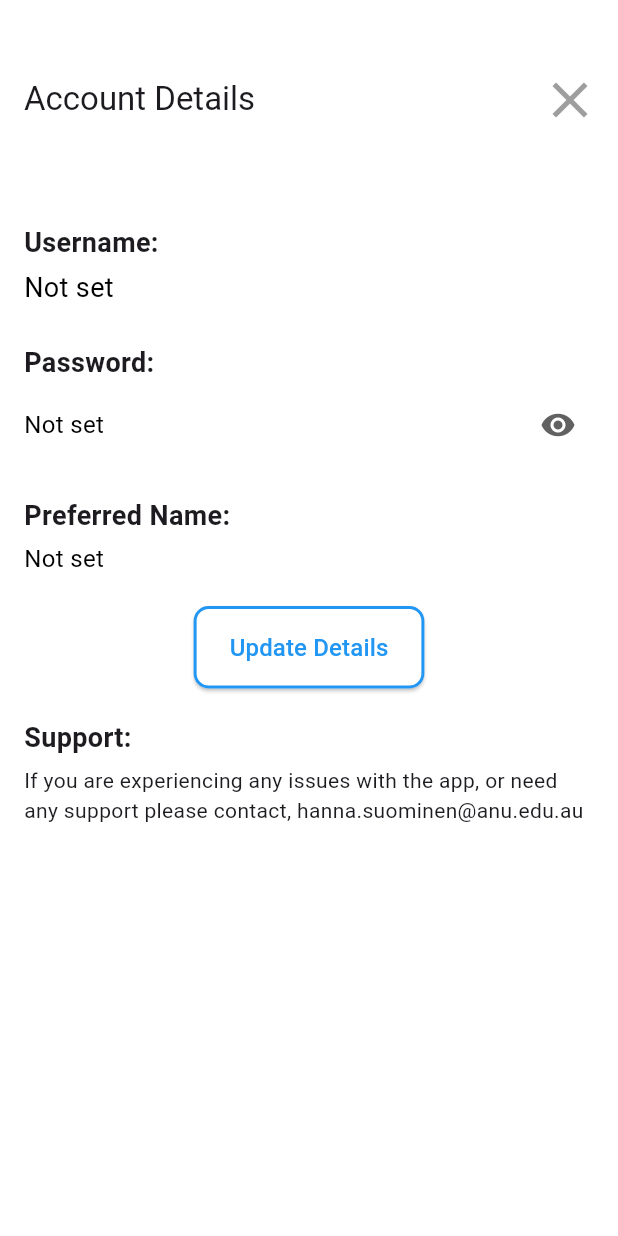
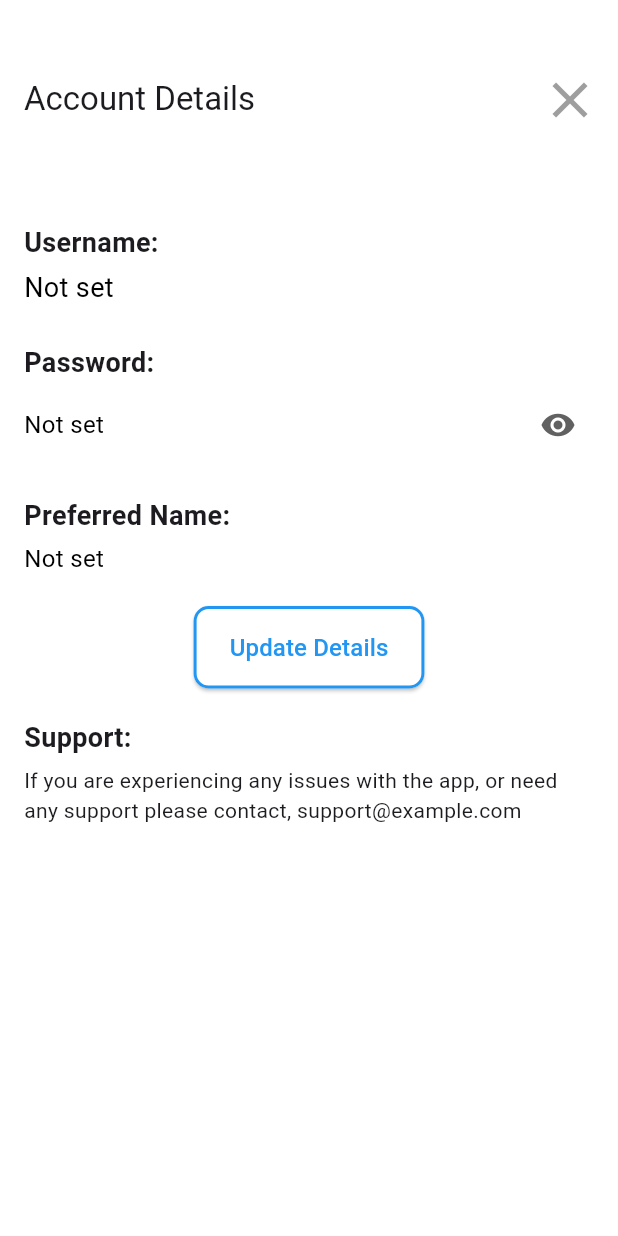
Before and after one commit to anusii/qapod, a Flutter app: the screen it shows after launch, in the side drawer, after a tap on "Account details", on a phone screen of 412 x 824 dp. Run offline on Flutter 3.47's test engine with Material 3 defaults, Android fonts, the phone set to English and light mode, and no system bars; our stand-ins replace equatable, flutter_bloc, flutter_markdown, gap, package_info_plus, shared_preferences and 1 more; missing offline and left inert: markdown_tooltip, rdflib, solidpod, window_manager.

Commit message:
Update support email.

```diff
--- a/lib/widgets/page/personal_settings.dart
+++ b/lib/widgets/page/personal_settings.dart
@@ -1,6 +1,6 @@
 /// PersonalSettings widget used in QA App.
 ///
-// Time-stamp: <Wednesday 2025-04-16 20:29:39 +1000 Graham Williams>
+// Time-stamp: <Wednesday 2025-04-16 20:58:07 +1000 Graham Williams>
 ///
 /// Copyright (C) 2025, Software Innovation Institute, ANU.
 ///
@@ -369,7 +369,7 @@ class _PersonalSettingsState extends State<PersonalSettings> {
                 ),
                 const Gap(5),
                 const Text(
-                    'If you are experiencing any issues with the app, or need any support please contact, hanna.suominen@anu.edu.au'),
+                    'If you are experiencing any issues with the app, or need any support please contact, support@example.com'),
               ],
             ),
           ),
```
